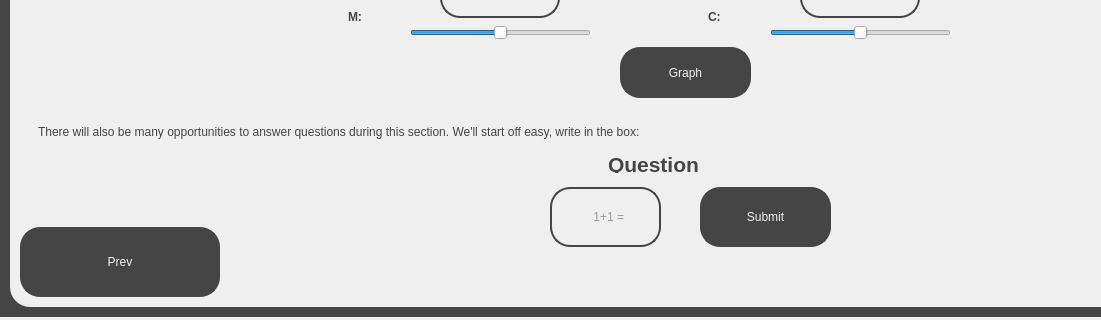
First picture: the form in src/ui/tutorial_screens/investigation_tutorial.ui, repository jackm245/Riemann-Hypothesis, before the edit; both pictures show x 0 to 1101 and y 403 to 723 of the 1340 by 723 pixel window.
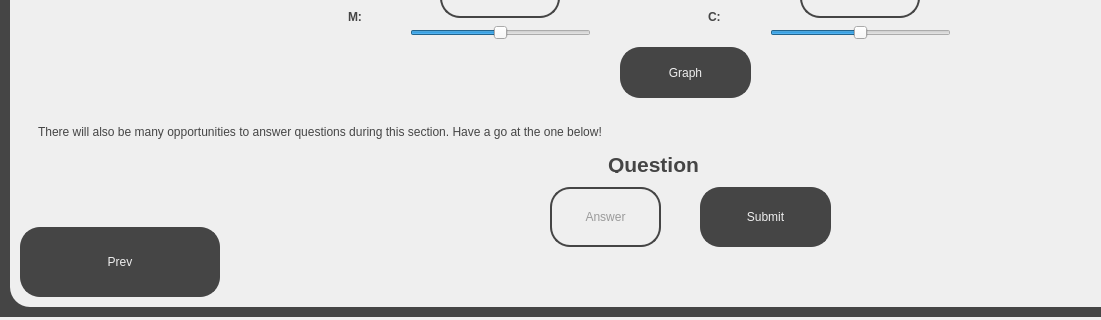
Second picture: the form after the edit.

What changed in the file:
```diff
--- a/src/ui/tutorial_screens/investigation_tutorial.ui
+++ b/src/ui/tutorial_screens/investigation_tutorial.ui
@@ -464,7 +464,7 @@
       <rect>
        <x>20</x>
        <y>350</y>
-       <width>941</width>
+       <width>861</width>
        <height>31</height>
       </rect>
      </property>
@@ -473,7 +473,7 @@
 background-color: rgb(239, 239, 239); padding: 5px;</string>
      </property>
      <property name="text">
-      <string>&lt;html&gt;&lt;head/&gt;&lt;body&gt;&lt;p&gt;There will also be many opportunities to answer questions during this section. We'll start off easy, write in the box:&lt;/p&gt;&lt;/body&gt;&lt;/html&gt;</string>
+      <string>&lt;html&gt;&lt;head/&gt;&lt;body&gt;&lt;p&gt;There will also be many opportunities to answer questions during this section. Have a go at the one below!&lt;/p&gt;&lt;/body&gt;&lt;/html&gt;</string>
      </property>
      <property name="wordWrap">
       <bool>true</bool>
@@ -509,7 +509,7 @@
       <set>Qt::AlignCenter</set>
      </property>
      <property name="placeholderText">
-      <string>   1+1 = </string>
+      <string>Answer</string>
      </property>
     </widget>
     <widget class="QPushButton" name="SubmitButton">
```
